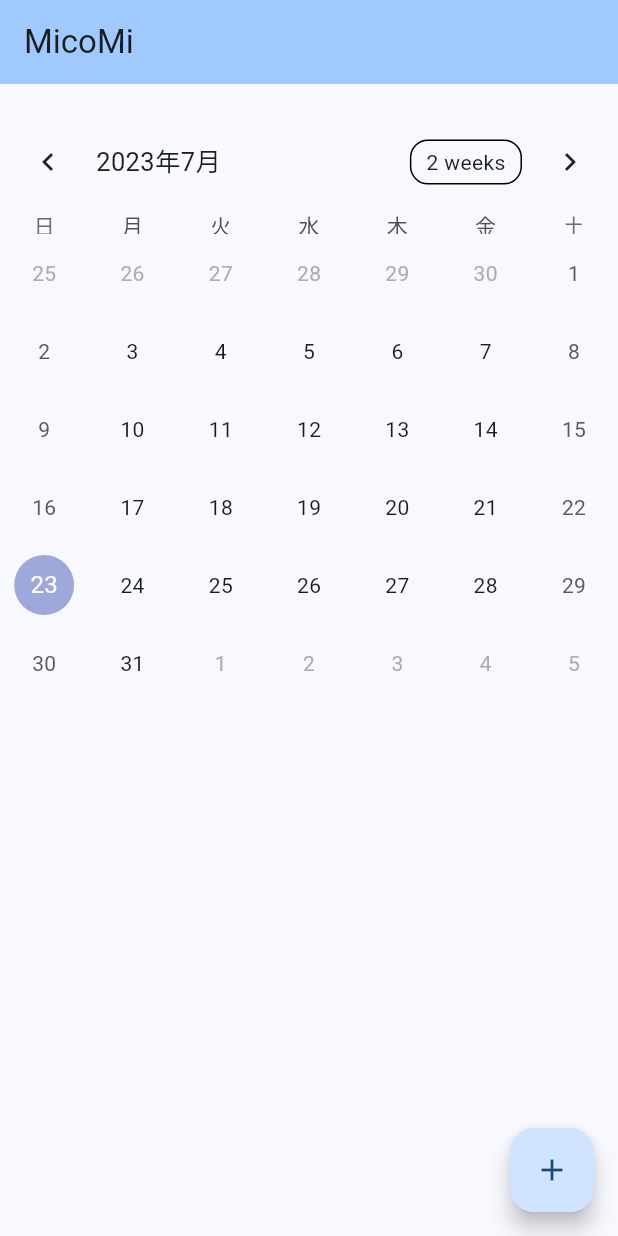
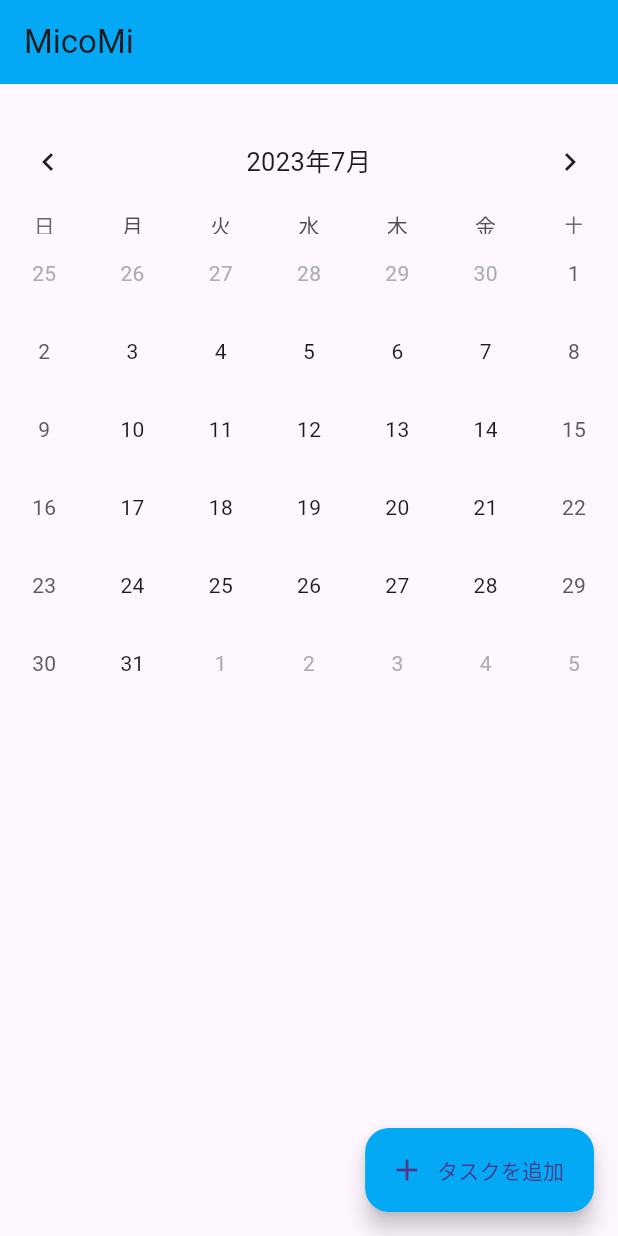
Before and after one commit to micomi-app/MicoMi, a Flutter app: the screen it shows after launch, on a phone screen of 412 x 824 dp. Run offline on Flutter 3.47's test engine with Material 2 defaults, Android fonts, the phone set to English and light mode, and no system bars; drawn by our look-alikes of table_calendar; our stand-ins replace vibration.

Commit message:
デザインの調整&ボタンを押すと振動するように

```diff
--- a/lib/main.dart
+++ b/lib/main.dart
@@ -1,6 +1,7 @@
 import 'package:flutter/material.dart';
 import 'package:intl/date_symbol_data_local.dart';
 import 'package:table_calendar/table_calendar.dart';
+import 'package:vibration/vibration.dart';
 
 void main() {
   initializeDateFormatting().then((_) => runApp(const MyApp()));
@@ -14,17 +15,13 @@ class MyApp extends StatelessWidget {
     return MaterialApp(
       title: 'MicoMi',
       theme: ThemeData(
-        colorScheme: ColorScheme.fromSeed(
-          seedColor: Colors.blue,
-        ),
+        primaryColor: Colors.lightBlue,
         brightness: Brightness.light,
         useMaterial3: true,
       ),
       darkTheme: ThemeData(
-        colorScheme: ColorScheme.fromSeed(
-          seedColor: Colors.blue,
-          brightness: Brightness.dark,
-        ),
+        primaryColor: Colors.green,
+        brightness: Brightness.dark,
         useMaterial3: true,
       ),
       themeMode: ThemeMode.system,
@@ -39,14 +36,10 @@ class MyHomePage extends StatefulWidget {
   final String title;
 
   @override
-  State<MyHomePage> createState() => _MyHomePageState();
+  State<MyHomePage> createState() => CalendarPage();
 }
 
-class _MyHomePageState extends State<MyHomePage> {
-  void makeTask() {
-    // TODO
-  }
-
+class CalendarPage extends State<MyHomePage> {
   DateTime? _selectedDay;
   DateTime _focusedDay = DateTime.now();
 
@@ -54,7 +47,7 @@ class _MyHomePageState extends State<MyHomePage> {
   Widget build(BuildContext context) {
     return Scaffold(
       appBar: AppBar(
-        backgroundColor: Theme.of(context).colorScheme.inversePrimary,
+        backgroundColor: Theme.of(context).primaryColor,
         title: Text(widget.title),
       ),
       body: Column(
@@ -65,6 +58,29 @@ class _MyHomePageState extends State<MyHomePage> {
             height: 20,
           ),
           TableCalendar(
+            calendarBuilders: CalendarBuilders(
+              selectedBuilder: (context, day, focusedDay) {
+                return Center(
+                  child: Container(
+                    width: 70,
+                    height: 70,
+                    decoration: BoxDecoration(
+                      shape: BoxShape.circle,
+                      color: Theme.of(context).primaryColor,
+                    ),
+                    alignment: const Alignment(0.0, 0.0),
+                    child: Text(day.day.toString()),
+                  )
+                );
+              }
+            ),
+            calendarStyle: const CalendarStyle(
+                isTodayHighlighted: false,
+            ),
+            headerStyle: const HeaderStyle(
+              formatButtonVisible: false,
+              titleCentered: true,
+            ),
             firstDay: DateTime.utc(2010, 1, 1),
             lastDay: DateTime.utc(9999, 12, 31),
             focusedDay: _focusedDay,
@@ -81,10 +97,14 @@ class _MyHomePageState extends State<MyHomePage> {
           ),
         ],
       ),
-      floatingActionButton: FloatingActionButton(
-        onPressed: makeTask,
-        tooltip: "タスクを追加",
-        child: const Icon(Icons.add),
+      floatingActionButton: FloatingActionButton.extended(
+        backgroundColor: Theme.of(context).primaryColor,
+        onPressed: () {
+          Vibration.vibrate(duration: 20);
+          // TODO
+        },
+        label: const Text("タスクを追加"),
+        icon: const Icon(Icons.add),
       ),
     );
   }
--- a/pubspec.yaml
+++ b/pubspec.yaml
@@ -37,6 +37,7 @@ dependencies:
   cupertino_icons: ^1.0.2
   table_calendar: ^3.0.9
   intl: ^0.18.1
+  vibration: ^1.8.1
 
 dev_dependencies:
   flutter_test:
```
Also changed, not shown: pubspec.lock, 5 other files.
